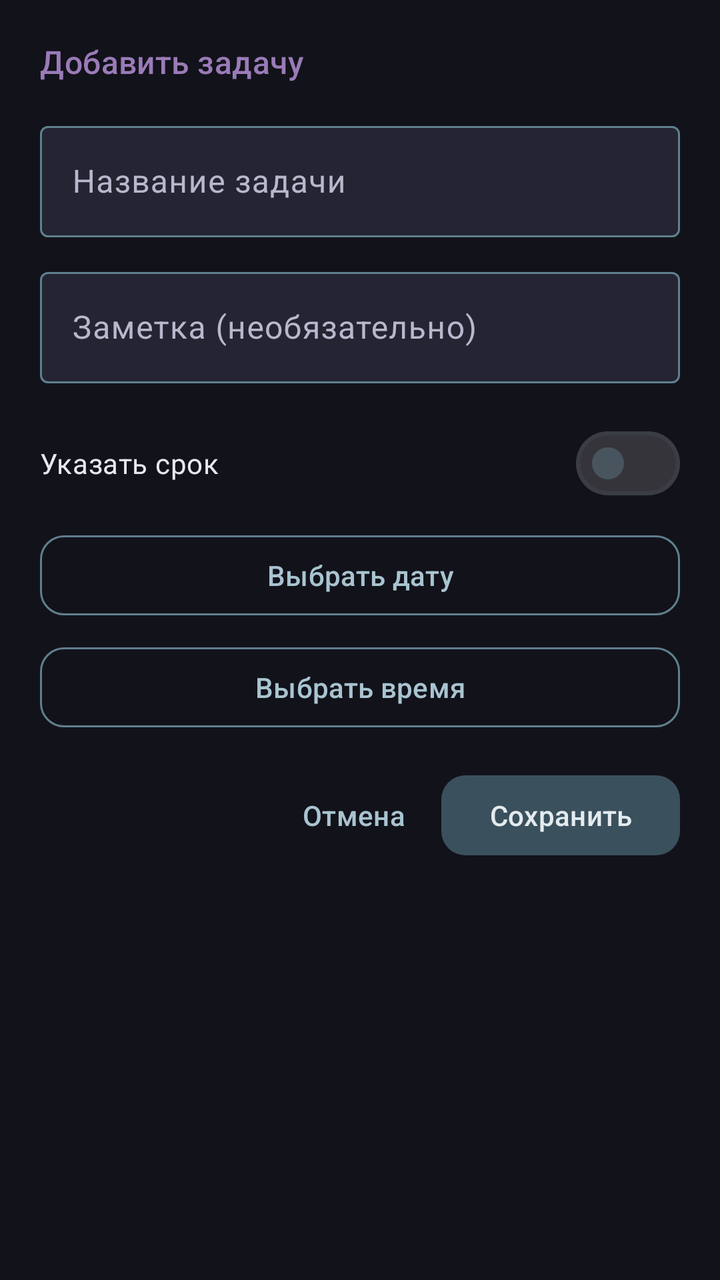
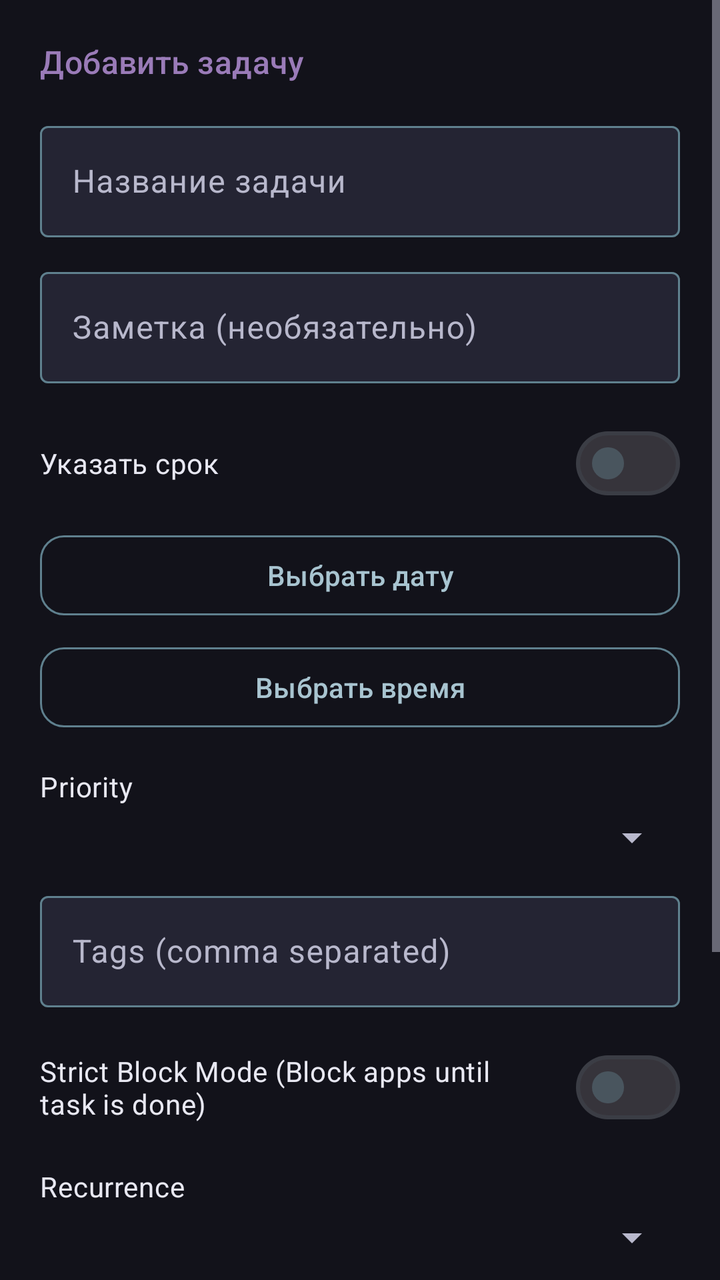

Before-and-after screenshots of an Android layout around one commit, followed by the original layout XML and the change that was made.
<!-- AndroidManifest.xml: application theme Theme.Appbllocker -->
<!-- res/layout/dialog_todo_edit.xml -->
<?xml version="1.0" encoding="utf-8"?>
<ScrollView xmlns:android="http://schemas.android.com/apk/res/android"
    android:layout_width="match_parent"
    android:layout_height="wrap_content">

    <LinearLayout
        android:layout_width="match_parent"
        android:layout_height="wrap_content"
        android:orientation="vertical"
        android:padding="20dp">

        <TextView
            android:id="@+id/dialogTitle"
            android:layout_width="wrap_content"
            android:layout_height="wrap_content"
            android:text="@string/todo_add"
            android:textAppearance="@style/TextAppearance.Appbllocker.Section" />

        <com.google.android.material.textfield.TextInputLayout
            android:layout_width="match_parent"
            android:layout_height="wrap_content"
            android:layout_marginTop="16dp"
            android:hint="@string/todo_title_hint">

            <com.google.android.material.textfield.TextInputEditText
                android:id="@+id/titleInput"
                android:layout_width="match_parent"
                android:layout_height="wrap_content"
                android:inputType="textCapSentences"
                android:maxLines="2" />
        </com.google.android.material.textfield.TextInputLayout>

        <com.google.android.material.textfield.TextInputLayout
            android:layout_width="match_parent"
            android:layout_height="wrap_content"
            android:layout_marginTop="12dp"
            android:hint="@string/todo_note_hint">

            <com.google.android.material.textfield.TextInputEditText
                android:id="@+id/noteInput"
                android:layout_width="match_parent"
                android:layout_height="wrap_content"
                android:inputType="textCapSentences|textMultiLine"
                android:maxLines="4" />
        </com.google.android.material.textfield.TextInputLayout>

        <com.google.android.material.materialswitch.MaterialSwitch
            android:id="@+id/dueEnabledSwitch"
            android:layout_width="match_parent"
            android:layout_height="wrap_content"
            android:layout_marginTop="16dp"
            android:text="@string/todo_due_enabled"
            android:textColor="@color/on_surface" />

        <com.google.android.material.button.MaterialButton
            android:id="@+id/btnPickDate"
            style="@style/Widget.Appbllocker.Button.Outlined"
            android:layout_width="match_parent"
            android:layout_height="wrap_content"
            android:layout_marginTop="8dp"
            android:text="@string/todo_pick_date" />

        <com.google.android.material.button.MaterialButton
            android:id="@+id/btnPickTime"
            style="@style/Widget.Appbllocker.Button.Outlined"
            android:layout_width="match_parent"
            android:layout_height="wrap_content"
            android:layout_marginTop="8dp"
            android:text="@string/todo_pick_time" />

        <LinearLayout
            android:layout_width="match_parent"
            android:layout_height="wrap_content"
            android:layout_marginTop="16dp"
            android:gravity="end"
            android:orientation="horizontal">

            <com.google.android.material.button.MaterialButton
                android:id="@+id/btnCancel"
                style="@style/Widget.Appbllocker.TextButton"
                android:layout_width="wrap_content"
                android:layout_height="wrap_content"
                android:text="@string/cancel" />

            <com.google.android.material.button.MaterialButton
                android:id="@+id/btnSave"
                android:layout_width="wrap_content"
                android:layout_height="wrap_content"
                android:text="@string/save" />
        </LinearLayout>
    </LinearLayout>
</ScrollView>
<!-- resources referenced by this layout -->
<resources>
  <color name="on_surface">#FFE8E8F2</color>
  <string name="cancel">Отмена</string>
  <string name="save">Сохранить</string>
  <string name="todo_add">Добавить задачу</string>
  <string name="todo_due_enabled">Указать срок</string>
  <string name="todo_note_hint">Заметка (необязательно)</string>
  <string name="todo_pick_date">Выбрать дату</string>
  <string name="todo_pick_time">Выбрать время</string>
  <string name="todo_title_hint">Название задачи</string>
  <style name="TextAppearance.Appbllocker.Section" parent="TextAppearance.Material3.TitleMedium">
  
          <item name="android:textColor">@color/neon_secondary</item>
  
      </style>
  <style name="Widget.Appbllocker.TextButton" parent="Widget.Material3.Button.TextButton">
  
          <item name="android:textColor">@color/button_outlined_text</item>
  
      </style>
  <color name="neon_secondary">#FF9A7BB8</color>
  <color name="button_outlined_stroke">#FF5F808E</color>
  <color name="button_outlined_text">#FFA8C4D0</color>
  <color name="button_primary">#FF3A505C</color>
  <color name="button_on_primary">#FFE4EBEF</color>
  <color name="surface_variant">#FF242433</color>
  <color name="neon_primary">#FF7AACBC</color>
  <color name="white">#FFFFFFFF</color>
  <color name="neon_tertiary">#FFD86A9A</color>
  <color name="black">#FF000000</color>
  <color name="background">#FF12121A</color>
  <color name="surface">#FF1A1A26</color>
  <color name="on_surface_variant">#FFB8B8CC</color>
  <color name="neon_glow">#457AACBC</color>
  <style name="TextAppearance.Appbllocker.DisplayLarge" parent="TextAppearance.Material3.DisplayLarge">
  
          <item name="android:textColor">@color/on_surface</item>
  
      </style>
  <style name="TextAppearance.Appbllocker.DisplayMedium" parent="TextAppearance.Material3.DisplayMedium">
  
          <item name="android:textColor">@color/on_surface</item>
  
      </style>
  <style name="TextAppearance.Appbllocker.DisplaySmall" parent="TextAppearance.Material3.DisplaySmall">
  
          <item name="android:textColor">@color/on_surface</item>
  
      </style>
  <style name="TextAppearance.Appbllocker.HeadlineLarge" parent="TextAppearance.Material3.HeadlineLarge">
  
          <item name="android:textColor">@color/on_surface</item>
  
      </style>
  <style name="TextAppearance.Appbllocker.HeadlineSmall" parent="TextAppearance.Material3.HeadlineSmall">
  
          <item name="android:textColor">@color/on_surface</item>
  
      </style>
  <style name="TextAppearance.Appbllocker.TitleLarge" parent="TextAppearance.Material3.TitleLarge">
  
          <item name="android:textColor">@color/on_surface</item>
  
      </style>
  <style name="TextAppearance.Appbllocker.TitleMedium" parent="TextAppearance.Material3.TitleMedium">
  
          <item name="android:textColor">@color/on_surface</item>
  
      </style>
  <style name="TextAppearance.Appbllocker.TitleSmall" parent="TextAppearance.Material3.TitleSmall">
  
          <item name="android:textColor">@color/on_surface</item>
  
      </style>
  <style name="TextAppearance.Appbllocker.BodyLarge" parent="TextAppearance.Material3.BodyLarge">
  
          <item name="android:textColor">@color/on_surface</item>
  
      </style>
  <style name="TextAppearance.Appbllocker.BodyMedium" parent="TextAppearance.Material3.BodyMedium">
  
          <item name="android:textColor">@color/on_surface</item>
  
      </style>
  <style name="TextAppearance.Appbllocker.BodySmall" parent="TextAppearance.Material3.BodySmall">
  
          <item name="android:textColor">@color/on_surface_variant</item>
  
      </style>
  <style name="TextAppearance.Appbllocker.LabelLarge" parent="TextAppearance.Material3.LabelLarge">
  
          <item name="android:textColor">@color/on_surface</item>
  
      </style>
  <style name="TextAppearance.Appbllocker.LabelSmall" parent="TextAppearance.Material3.LabelSmall">
  
          <item name="android:textColor">@color/on_surface_variant</item>
  
      </style>
  <!-- unchanged entries left out for length: 11 -->
</resources>

<!-- the commit's change to res/layout/dialog_todo_edit.xml (unified diff, before → after) -->
@@ -68,6 +68,81 @@
             android:layout_marginTop="8dp"
             android:text="@string/todo_pick_time" />
 
+        
+        <TextView
+            android:layout_width="wrap_content"
+            android:layout_height="wrap_content"
+            android:layout_marginTop="16dp"
+            android:text="Priority"
+            android:textAppearance="?attr/textAppearanceBodyMedium" />
+
+        <Spinner
+            android:id="@+id/spinnerPriority"
+            android:layout_width="match_parent"
+            android:layout_height="wrap_content"
+            android:layout_marginTop="4dp" />
+
+        <com.google.android.material.textfield.TextInputLayout
+            android:layout_width="match_parent"
+            android:layout_height="wrap_content"
+            android:layout_marginTop="12dp"
+            android:hint="Tags (comma separated)">
+
+            <com.google.android.material.textfield.TextInputEditText
+                android:id="@+id/tagsInput"
+                android:layout_width="match_parent"
+                android:layout_height="wrap_content"
+                android:inputType="text" />
+        </com.google.android.material.textfield.TextInputLayout>
+
+        <com.google.android.material.materialswitch.MaterialSwitch
+            android:id="@+id/switchStrictBlock"
+            android:layout_width="match_parent"
+            android:layout_height="wrap_content"
+            android:layout_marginTop="16dp"
+            android:text="Strict Block Mode (Block apps until task is done)"
+            android:textColor="@color/on_surface" />
+
+        <TextView
+            android:layout_width="wrap_content"
+            android:layout_height="wrap_content"
+            android:layout_marginTop="16dp"
+            android:text="Recurrence"
+            android:textAppearance="?attr/textAppearanceBodyMedium" />
+
+        <Spinner
+            android:id="@+id/spinnerRecurrence"
+            android:layout_width="match_parent"
+            android:layout_height="wrap_content"
+            android:layout_marginTop="4dp" />
+
+        <com.google.android.material.textfield.TextInputLayout
+            android:layout_width="match_parent"
+            android:layout_height="wrap_content"
+            android:layout_marginTop="12dp"
+            android:hint="Reward Package (e.g. com.instagram.android)">
+
+            <com.google.android.material.textfield.TextInputEditText
+                android:id="@+id/rewardAppInput"
+                android:layout_width="match_parent"
+                android:layout_height="wrap_content"
+                android:inputType="text" />
+        </com.google.android.material.textfield.TextInputLayout>
+
+        <com.google.android.material.textfield.TextInputLayout
+            android:layout_width="match_parent"
+            android:layout_height="wrap_content"
+            android:layout_marginTop="12dp"
+            android:hint="Reward Minutes">
+
+            <com.google.android.material.textfield.TextInputEditText
+                android:id="@+id/rewardMinutesInput"
+                android:layout_width="match_parent"
+                android:layout_height="wrap_content"
+                android:inputType="number" />
+        </com.google.android.material.textfield.TextInputLayout>
+
+
         <LinearLayout
             android:layout_width="match_parent"
             android:layout_height="wrap_content"
